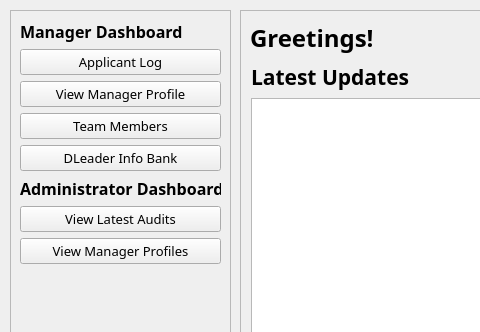
nikeyys/comsci-ia, file ui/managerDashboard.ui: the form before one commit; both pictures show x 0 to 480 and y 0 to 332 of the 1095 by 676 pixel window.
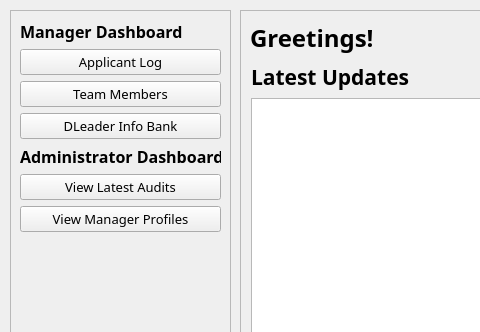
The form after the commit.

Diff of the .ui file:
```diff
--- a/ui/managerDashboard.ui
+++ b/ui/managerDashboard.ui
@@ -71,18 +71,6 @@
          </property>
         </widget>
        </item>
-       <item>
-        <widget class="QPushButton" name="btn_managerProfile">
-         <property name="font">
-          <font>
-           <pointsize>10</pointsize>
-          </font>
-         </property>
-         <property name="text">
-          <string>View Manager Profile</string>
-         </property>
-        </widget>
-       </item>
        <item>
         <widget class="QPushButton" name="btn_teamMembers">
          <property name="font">
```
